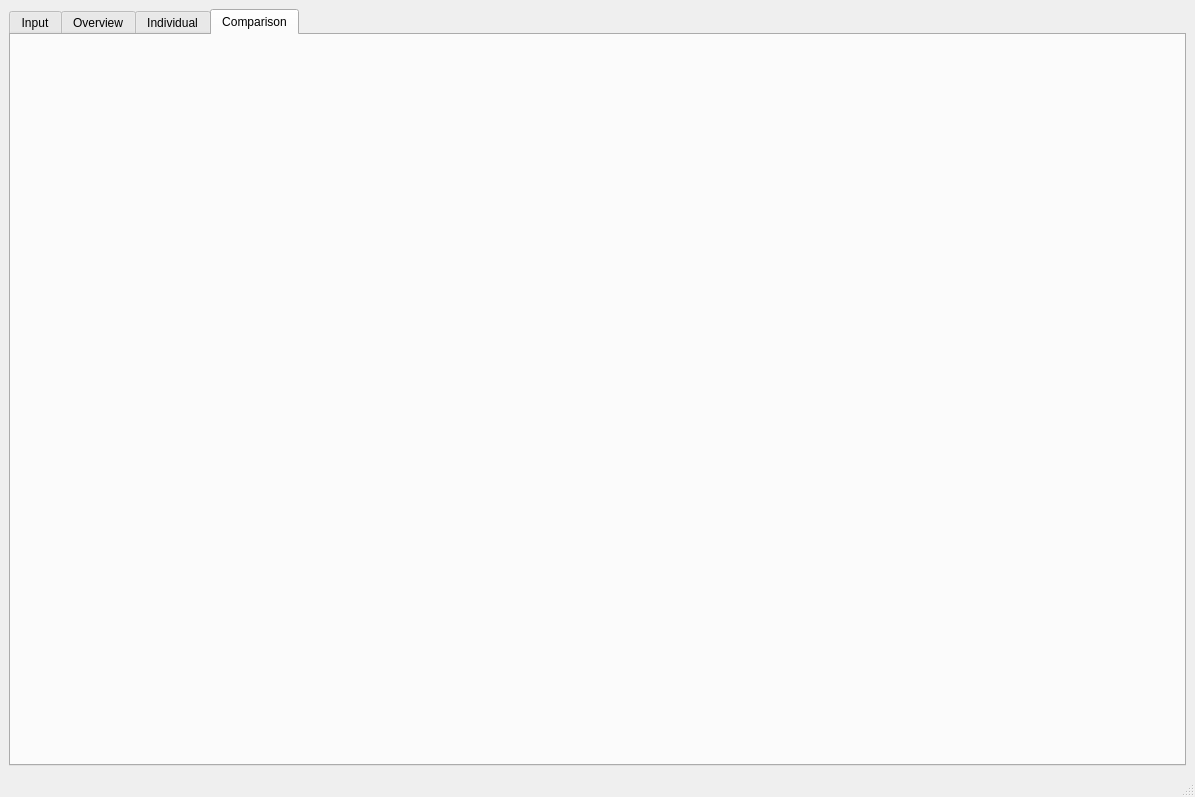
Gogonemnem/tu-delft-assignments, file project/MainWindow.ui: the form before one commit.
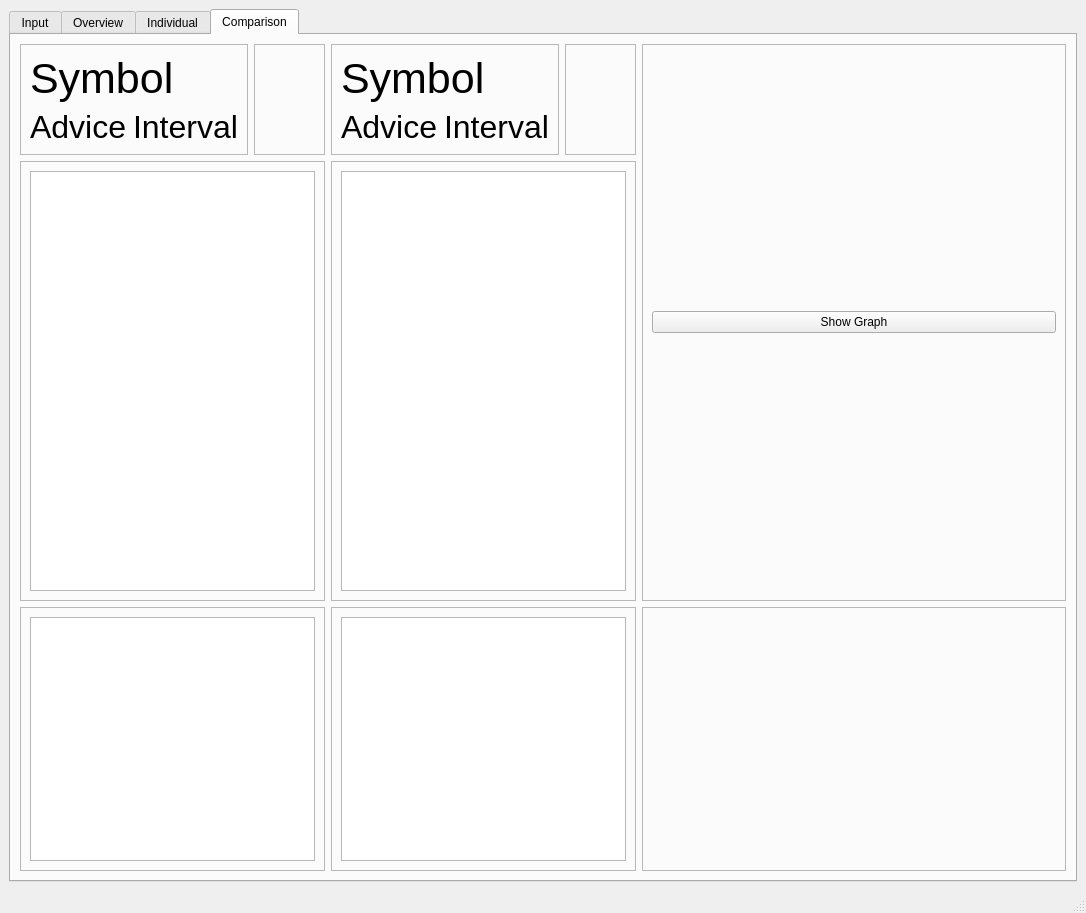
The form after the commit. The open tabs and pages were chosen to show the change.

The edit to the form file:
```diff
--- a/project/MainWindow.ui
+++ b/project/MainWindow.ui
@@ -6,8 +6,8 @@
    <rect>
     <x>0</x>
     <y>0</y>
-    <width>1195</width>
-    <height>797</height>
+    <width>1086</width>
+    <height>913</height>
    </rect>
   </property>
   <property name="sizePolicy">
@@ -345,6 +345,236 @@
        <attribute name="title">
         <string>Comparison</string>
        </attribute>
+       <layout class="QGridLayout" name="gridLayout_5" rowstretch="1,5,3,0" columnstretch="1,2,1,2,12">
+        <item row="0" column="3">
+         <widget class="QFrame" name="price_frame_right">
+          <property name="frameShape">
+           <enum>QFrame::StyledPanel</enum>
+          </property>
+          <property name="frameShadow">
+           <enum>QFrame::Raised</enum>
+          </property>
+          <layout class="QVBoxLayout" name="verticalLayout_9"/>
+         </widget>
+        </item>
+        <item row="1" column="0" colspan="2">
+         <widget class="QFrame" name="frame_price_1">
+          <property name="styleSheet">
+           <string notr="true">#frame_3{
+background-color: rgb(221, 221, 221)}</string>
+          </property>
+          <property name="frameShape">
+           <enum>QFrame::StyledPanel</enum>
+          </property>
+          <property name="frameShadow">
+           <enum>QFrame::Raised</enum>
+          </property>
+          <layout class="QVBoxLayout" name="verticalLayout_7">
+           <item>
+            <widget class="QTableView" name="price_1"/>
+           </item>
+          </layout>
+         </widget>
+        </item>
+        <item row="0" column="1">
+         <widget class="QFrame" name="price_frame_left">
+          <property name="frameShape">
+           <enum>QFrame::StyledPanel</enum>
+          </property>
+          <property name="frameShadow">
+           <enum>QFrame::Raised</enum>
+          </property>
+          <layout class="QVBoxLayout" name="verticalLayout_6"/>
+         </widget>
+        </item>
+        <item row="0" column="4" rowspan="2">
+         <widget class="QFrame" name="frame_graph_comparison">
+          <property name="frameShape">
+           <enum>QFrame::StyledPanel</enum>
+          </property>
+          <property name="frameShadow">
+           <enum>QFrame::Raised</enum>
+          </property>
+          <layout class="QVBoxLayout" name="verticalLayout_12">
+           <item>
+            <widget class="QPushButton" name="comparison_button">
+             <property name="text">
+              <string>Show Graph</string>
+             </property>
+            </widget>
+           </item>
+          </layout>
+         </widget>
+        </item>
+        <item row="0" column="2">
+         <widget class="QFrame" name="frame_ticker_2">
+          <property name="styleSheet">
+           <string notr="true">#frame{
+background-color: rgb(221, 221, 221)}</string>
+          </property>
+          <property name="frameShape">
+           <enum>QFrame::StyledPanel</enum>
+          </property>
+          <property name="frameShadow">
+           <enum>QFrame::Raised</enum>
+          </property>
+          <layout class="QGridLayout" name="gridLayout_4">
+           <item row="1" column="0">
+            <widget class="QLabel" name="comp_advice_2">
+             <property name="font">
+              <font>
+               <pointsize>24</pointsize>
+              </font>
+             </property>
+             <property name="text">
+              <string>Advice</string>
+             </property>
+            </widget>
+           </item>
+           <item row="0" column="0" colspan="2">
+            <widget class="QLabel" name="comp_symbol_2">
+             <property name="font">
+              <font>
+               <pointsize>32</pointsize>
+              </font>
+             </property>
+             <property name="text">
+              <string>Symbol</string>
+             </property>
+            </widget>
+           </item>
+           <item row="1" column="1">
+            <widget class="QLabel" name="comp_interval_2">
+             <property name="font">
+              <font>
+               <pointsize>24</pointsize>
+              </font>
+             </property>
+             <property name="text">
+              <string>Interval</string>
+             </property>
+            </widget>
+           </item>
+          </layout>
+         </widget>
+        </item>
+        <item row="0" column="0">
+         <widget class="QFrame" name="frame_ticker_1">
+          <property name="styleSheet">
+           <string notr="true">#frame{
+background-color: rgb(221, 221, 221)}</string>
+          </property>
+          <property name="frameShape">
+           <enum>QFrame::StyledPanel</enum>
+          </property>
+          <property name="frameShadow">
+           <enum>QFrame::Raised</enum>
+          </property>
+          <layout class="QGridLayout" name="gridLayout_3">
+           <item row="1" column="0">
+            <widget class="QLabel" name="comp_advice_1">
+             <property name="font">
+              <font>
+               <pointsize>24</pointsize>
+              </font>
+             </property>
+             <property name="text">
+              <string>Advice</string>
+             </property>
+            </widget>
+           </item>
+           <item row="1" column="1">
+            <widget class="QLabel" name="comp_interval_1">
+             <property name="font">
+              <font>
+               <pointsize>24</pointsize>
+              </font>
+             </property>
+             <property name="text">
+              <string>Interval</string>
+             </property>
+            </widget>
+           </item>
+           <item row="0" column="0" colspan="2">
+            <widget class="QLabel" name="comp_symbol_1">
+             <property name="font">
+              <font>
+               <pointsize>32</pointsize>
+              </font>
+             </property>
+             <property name="text">
+              <string>Symbol</string>
+             </property>
+            </widget>
+           </item>
+          </layout>
+         </widget>
+        </item>
+        <item row="1" column="2" colspan="2">
+         <widget class="QFrame" name="frame_price_2">
+          <property name="styleSheet">
+           <string notr="true">#frame_3{
+background-color: rgb(221, 221, 221)}</string>
+          </property>
+          <property name="frameShape">
+           <enum>QFrame::StyledPanel</enum>
+          </property>
+          <property name="frameShadow">
+           <enum>QFrame::Raised</enum>
+          </property>
+          <layout class="QVBoxLayout" name="verticalLayout_10">
+           <item>
+            <widget class="QTableView" name="price_2"/>
+           </item>
+          </layout>
+         </widget>
+        </item>
+        <item row="2" column="2" rowspan="2" colspan="2">
+         <widget class="QFrame" name="frame_8">
+          <property name="frameShape">
+           <enum>QFrame::StyledPanel</enum>
+          </property>
+          <property name="frameShadow">
+           <enum>QFrame::Raised</enum>
+          </property>
+          <layout class="QVBoxLayout" name="verticalLayout_11">
+           <item>
+            <widget class="QTableView" name="indicator_2"/>
+           </item>
+          </layout>
+         </widget>
+        </item>
+        <item row="2" column="4" rowspan="2">
+         <widget class="QFrame" name="frame_9">
+          <property name="frameShape">
+           <enum>QFrame::StyledPanel</enum>
+          </property>
+          <property name="frameShadow">
+           <enum>QFrame::Raised</enum>
+          </property>
+          <layout class="QVBoxLayout" name="verticalLayout_13"/>
+         </widget>
+        </item>
+        <item row="2" column="0" rowspan="2" colspan="2">
+         <widget class="QFrame" name="frame_indicator_comparison">
+          <property name="styleSheet">
+           <string notr="true">#frame_4{
+background-color: rgb(221, 221, 221)}</string>
+          </property>
+          <property name="frameShape">
+           <enum>QFrame::StyledPanel</enum>
+          </property>
+          <property name="frameShadow">
+           <enum>QFrame::Raised</enum>
+          </property>
+          <layout class="QVBoxLayout" name="verticalLayout_8">
+           <item>
+            <widget class="QTableView" name="indicator_1"/>
+           </item>
+          </layout>
+         </widget>
+        </item>
+       </layout>
       </widget>
      </widget>
     </item>
```
Left out of the diff: 4 changed lines with no effect on the pictures.
